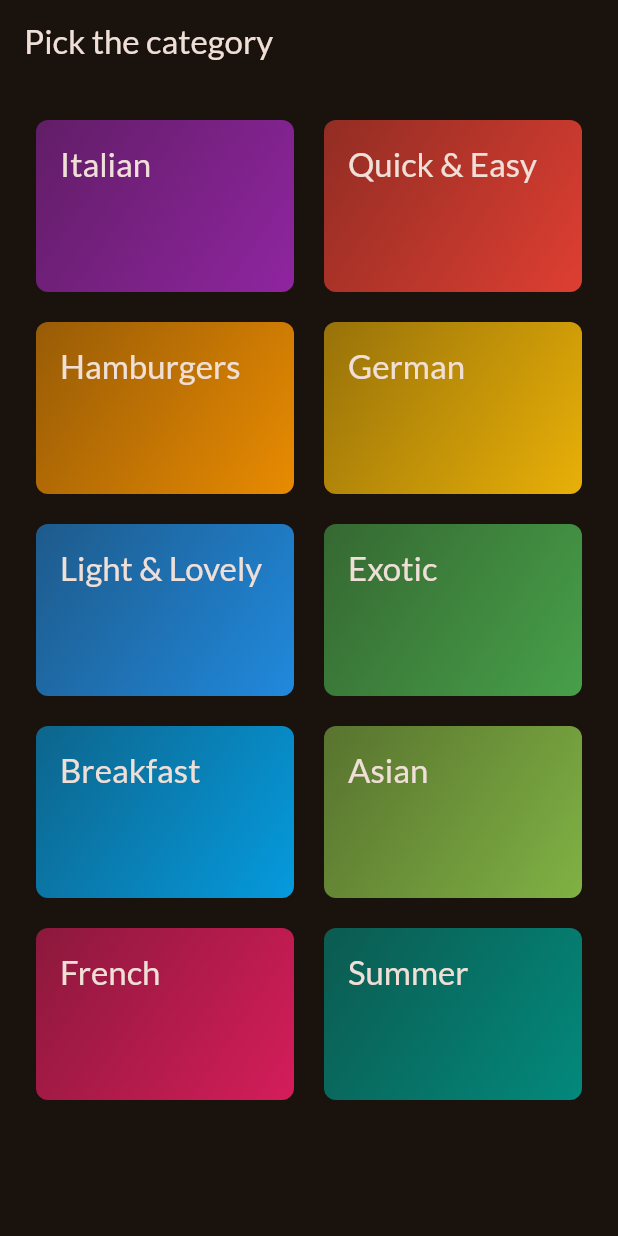
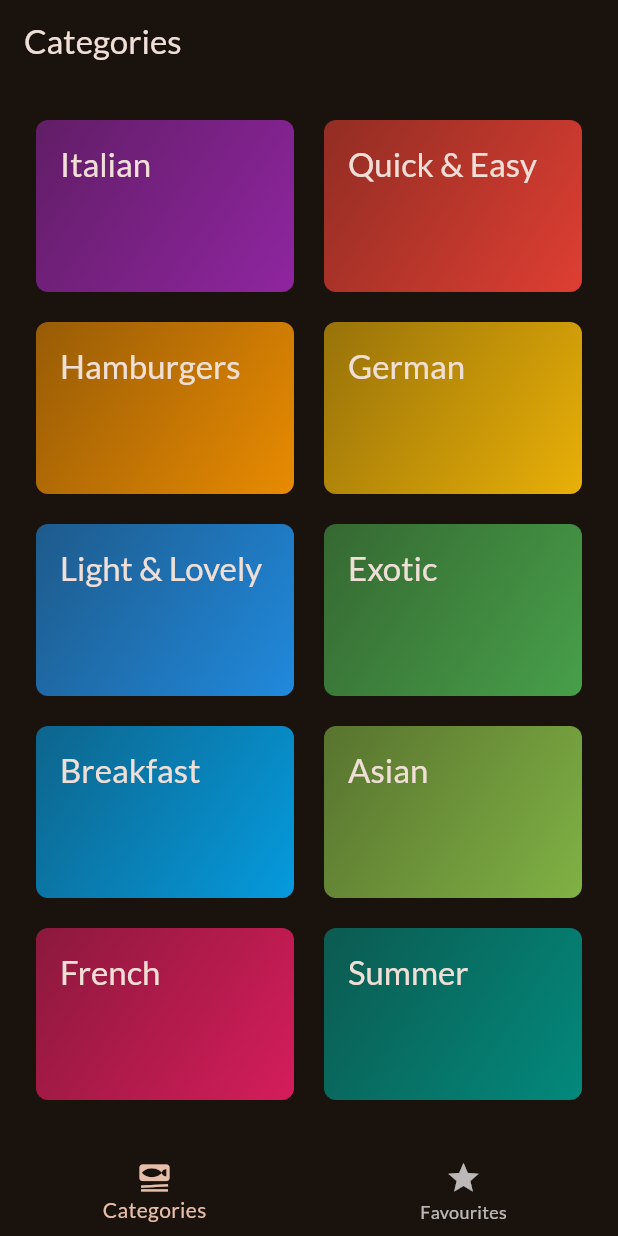
Before and after one commit to Leningram/flutter_meals_app, a Flutter app: the screen it shows after launch, on a phone screen of 412 x 824 dp. Run offline on Flutter 3.47's test engine with Material 3 defaults, Android fonts, the phone set to English and light mode, and no system bars; our stand-ins replace google_fonts, transparent_image.

Commit message:
bottom tabs

```diff
--- a/lib/main.dart
+++ b/lib/main.dart
@@ -1,6 +1,6 @@
 import 'package:flutter/material.dart';
 import 'package:google_fonts/google_fonts.dart';
-import 'package:meals/screens/categories.dart';
+import 'package:meals/screens/tabs.dart';
 
 final theme = ThemeData(
   useMaterial3: true,
@@ -22,7 +22,7 @@ class App extends StatelessWidget {
   Widget build(BuildContext context) {
     return MaterialApp(
       theme: theme,
-      home: const CategoriesScreen(),
+      home: const TabsScreen(),
     );
   }
 }
--- a/lib/screens/categories.dart
+++ b/lib/screens/categories.dart
@@ -25,11 +25,7 @@ class CategoriesScreen extends StatelessWidget {
 
   @override
   Widget build(BuildContext context) {
-    return Scaffold(
-      appBar: AppBar(
-        title: const Text('Pick the category'),
-      ),
-      body: GridView(
+    return GridView(
       padding: const EdgeInsets.all(24),
       gridDelegate: const SliverGridDelegateWithFixedCrossAxisCount(
         crossAxisCount: 2,
@@ -45,7 +41,6 @@ class CategoriesScreen extends StatelessWidget {
                 _selectCategory(context, category);
               })
       ],
-      ),
     );
   }
 }
--- /dev/null
+++ b/lib/screens/tabs.dart
@@ -0,0 +1,46 @@
+import 'package:flutter/material.dart';
+import 'package:meals/screens/categories.dart';
+import 'package:meals/screens/meals.dart';
+
+class TabsScreen extends StatefulWidget {
+  const TabsScreen({super.key});
+
+  @override
+  State<TabsScreen> createState() => _TabsScreenState();
+}
+
+class _TabsScreenState extends State<TabsScreen> {
+  int _selectedPageIndex = 0;
+
+  void _selectPage(int index) {
+    setState(() {
+      _selectedPageIndex = index;
+    });
+  }
+
+  @override
+  Widget build(BuildContext context) {
+    Widget activePage = const CategoriesScreen();
+    var activePageTitle = 'Categories';
+
+    if (_selectedPageIndex == 1) {
+      activePage = const MealsScreen(meals: []);
+      activePageTitle = 'Favourites';
+    }
+    return Scaffold(
+      appBar: AppBar(
+        title: Text(activePageTitle),
+      ),
+      body: activePage,
+      bottomNavigationBar: BottomNavigationBar(
+        onTap: _selectPage,
+        currentIndex: _selectedPageIndex,
+        items: const [
+          BottomNavigationBarItem(
+              icon: Icon(Icons.set_meal), label: 'Categories'),
+          BottomNavigationBarItem(icon: Icon(Icons.star), label: 'Favourites'),
+        ],
+      ),
+    );
+  }
+}
```
Also changed, not shown: lib/screens/meal.dart (+53 -5 lines), lib/screens/meals.dart (+25 -14 lines). Lines whose indentation alone changed are shown as unchanged.
